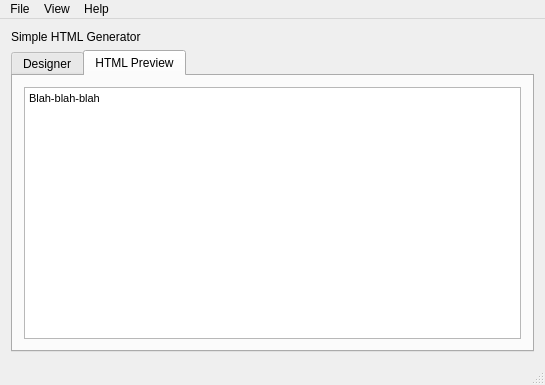
First picture: the form in mainwindow.ui, repository alex147/simple-html-generator, before the edit.
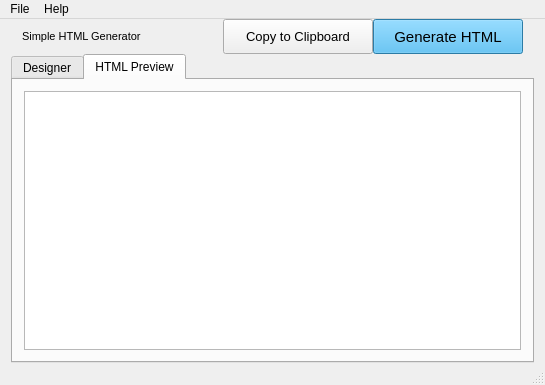
Second picture: the form after the edit. The open tabs and pages were chosen to show the change. Icons and pictures are not drawn.

Commit message:
Implement HTML generation
This change adds the quintessential part of this application - the actual
generation of HTML from GUI objects. This is achieved by finding all
objects of type DomElement that have been dragged to the Designer pane and
calling the toHtml method on each of them. The order in which the elements
appear in the generated HTML is top to bottom, meaning the top-most
elements appear first in the HTML document.

Also added two new supported dom elements - subscript and superscript.

Implemented the About dialog, too.

```diff
--- a/mainwindow.ui
+++ b/mainwindow.ui
@@ -19,11 +19,138 @@
   </property>
   <widget class="QWidget" name="centralWidget">
    <layout class="QVBoxLayout" name="verticalLayout">
+    <property name="spacing">
+     <number>0</number>
+    </property>
+    <property name="topMargin">
+     <number>0</number>
+    </property>
+    <property name="bottomMargin">
+     <number>0</number>
+    </property>
     <item>
-     <widget class="QLabel" name="fileNameLabel">
-      <property name="text">
-       <string>Simple HTML Generator</string>
+     <widget class="QWidget" name="widget" native="true">
+      <property name="minimumSize">
+       <size>
+        <width>0</width>
+        <height>35</height>
+       </size>
       </property>
+      <property name="maximumSize">
+       <size>
+        <width>16777215</width>
+        <height>35</height>
+       </size>
+      </property>
+      <layout class="QHBoxLayout" name="horizontalLayout">
+       <property name="spacing">
+        <number>0</number>
+       </property>
+       <property name="topMargin">
+        <number>0</number>
+       </property>
+       <property name="bottomMargin">
+        <number>0</number>
+       </property>
+       <item alignment="Qt::AlignLeft">
+        <widget class="QLabel" name="fileNameLabel">
+         <property name="maximumSize">
+          <size>
+           <width>16777215</width>
+           <height>23</height>
+          </size>
+         </property>
+         <property name="font">
+          <font>
+           <pointsize>8</pointsize>
+          </font>
+         </property>
+         <property name="text">
+          <string>Simple HTML Generator</string>
+         </property>
+        </widget>
+       </item>
+       <item>
+        <widget class="QPushButton" name="copyToClipButton">
+         <property name="minimumSize">
+          <size>
+           <width>100</width>
+           <height>30</height>
+          </size>
+         </property>
+         <property name="maximumSize">
+          <size>
+           <width>150</width>
+           <height>35</height>
+          </size>
+         </property>
+         <property name="baseSize">
+          <size>
+           <width>150</width>
+           <height>35</height>
+          </size>
+         </property>
+         <property name="font">
+          <font>
+           <family>MS Shell Dlg 2</family>
+           <pointsize>10</pointsize>
+           <weight>9</weight>
+           <italic>false</italic>
+           <bold>false</bold>
+          </font>
+         </property>
+         <property name="focusPolicy">
+          <enum>Qt::NoFocus</enum>
+         </property>
+         <property name="styleSheet">
+          <string notr="true"/>
+         </property>
+         <property name="text">
+          <string>Copy to Clipboard</string>
+         </property>
+        </widget>
+       </item>
+       <item>
+        <widget class="QPushButton" name="translateButton">
+         <property name="minimumSize">
+          <size>
+           <width>100</width>
+           <height>30</height>
+          </size>
+         </property>
+         <property name="maximumSize">
+          <size>
+           <width>150</width>
+           <height>35</height>
+          </size>
+         </property>
+         <property name="baseSize">
+          <size>
+           <width>150</width>
+           <height>35</height>
+          </size>
+         </property>
+         <property name="font">
+          <font>
+           <family>MS Shell Dlg 2</family>
+           <pointsize>11</pointsize>
+           <weight>9</weight>
+           <italic>false</italic>
+           <bold>false</bold>
+          </font>
+         </property>
+         <property name="focusPolicy">
+          <enum>Qt::NoFocus</enum>
+         </property>
+         <property name="styleSheet">
+          <string notr="true">background-color: rgb(61, 174, 233);</string>
+         </property>
+         <property name="text">
+          <string>Generate HTML</string>
+         </property>
+        </widget>
+       </item>
+      </layout>
      </widget>
     </item>
     <item>
@@ -49,6 +176,15 @@
           <property name="enabled">
            <bool>true</bool>
           </property>
+          <property name="font">
+           <font>
+            <family>Consolas</family>
+            <pointsize>10</pointsize>
+           </font>
+          </property>
+          <property name="styleSheet">
+           <string notr="true"/>
+          </property>
           <property name="tabChangesFocus">
            <bool>false</bool>
           </property>
@@ -59,8 +195,8 @@
            <string>&lt;!DOCTYPE HTML PUBLIC &quot;-//W3C//DTD HTML 4.0//EN&quot; &quot;http://www.w3.org/TR/REC-html40/strict.dtd&quot;&gt;
 &lt;html&gt;&lt;head&gt;&lt;meta name=&quot;qrichtext&quot; content=&quot;1&quot; /&gt;&lt;style type=&quot;text/css&quot;&gt;
 p, li { white-space: pre-wrap; }
-&lt;/style&gt;&lt;/head&gt;&lt;body style=&quot; font-family:'MS Shell Dlg 2'; font-size:8.25pt; font-weight:400; font-style:normal;&quot;&gt;
-&lt;p style=&quot; margin-top:0px; margin-bottom:0px; margin-left:0px; margin-right:0px; -qt-block-indent:0; text-indent:0px;&quot;&gt;&lt;span style=&quot; font-size:8pt;&quot;&gt;Blah-blah-blah&lt;/span&gt;&lt;/p&gt;&lt;/body&gt;&lt;/html&gt;</string>
+&lt;/style&gt;&lt;/head&gt;&lt;body style=&quot; font-family:'Consolas'; font-size:10pt; font-weight:400; font-style:normal;&quot;&gt;
+&lt;p style=&quot;-qt-paragraph-type:empty; margin-top:0px; margin-bottom:0px; margin-left:0px; margin-right:0px; -qt-block-indent:0; text-indent:0px;&quot;&gt;&lt;br /&gt;&lt;/p&gt;&lt;/body&gt;&lt;/html&gt;</string>
           </property>
           <property name="acceptRichText">
            <bool>true</bool>
@@ -101,12 +237,6 @@
     <addaction name="separator"/>
     <addaction name="actionExit"/>
    </widget>
-   <widget class="QMenu" name="menuEdit">
-    <property name="title">
-     <string>View</string>
-    </property>
-    <addaction name="actionSkins"/>
-   </widget>
    <widget class="QMenu" name="menuHelp">
     <property name="title">
      <string>Help</string>
@@ -114,7 +244,6 @@
     <addaction name="actionAbout"/>
    </widget>
    <addaction name="menuFile"/>
-   <addaction name="menuEdit"/>
    <addaction name="menuHelp"/>
   </widget>
   <widget class="QStatusBar" name="statusBar"/>
```
Left out of the diff: 1 changed line with no effect on the pictures. The commit also changes 29 other files.
